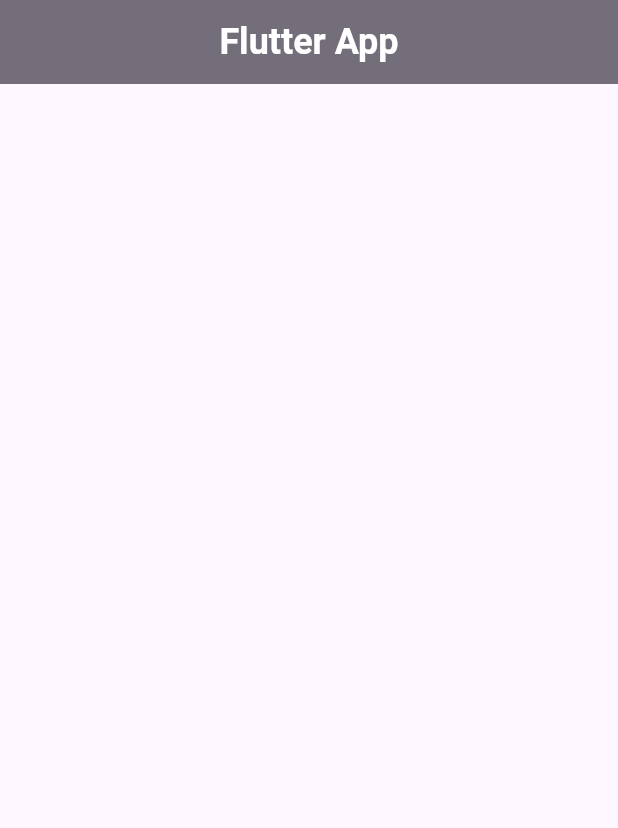
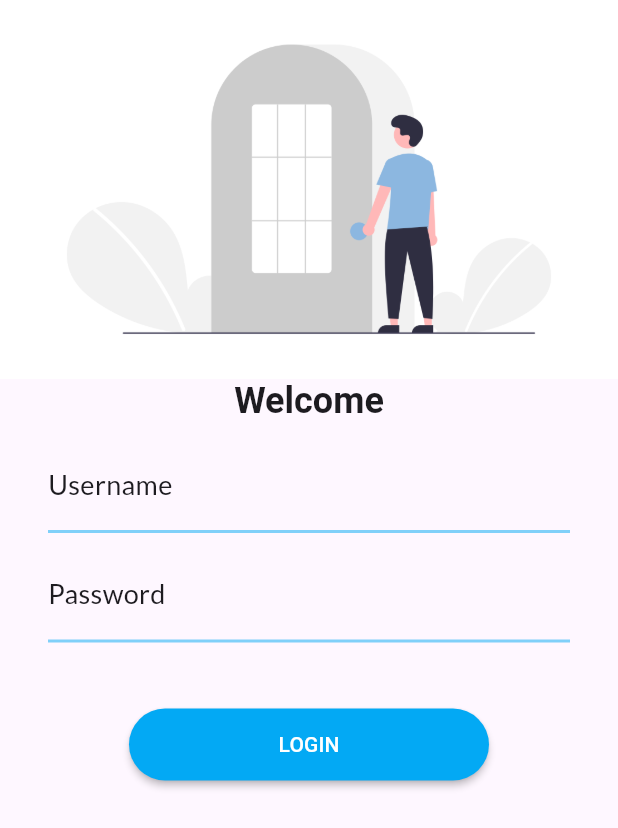
Before and after one commit to yadav-deepakk/FlutterDemoApp, a Flutter app: the screen it shows after launch, on a phone screen of 412 x 824 dp. Shown: the top 828 px of the screen. Run offline on Flutter 3.47's test engine with Material 3 defaults, Android fonts, the phone set to English and light mode, and no system bars; our stand-ins replace google_fonts.

Commit message:
Login: Images, Google Fonts, Themes

```diff
--- a/lib/main.dart
+++ b/lib/main.dart
@@ -1,32 +1,49 @@
 import 'package:flutter/material.dart';
-import 'package:flutter_app1/home.dart';
+import 'package:flutter_app1/pages/home.dart';
+import 'package:flutter_app1/pages/login.dart';
+import 'package:google_fonts/google_fonts.dart';
 
-void main() => runApp(const MyDemoApp());
+void main() => runApp(const MyApp());
 
-class MyDemoApp extends StatelessWidget {
-  const MyDemoApp({super.key});
+class MyApp extends StatelessWidget {
+  const MyApp({super.key});
 
   @override
   Widget build(BuildContext context) {
     return MaterialApp(
-      debugShowCheckedModeBanner: false,
+      title: 'Flutter Demo App',
       theme: ThemeData(
-        appBarTheme: const AppBarTheme(
-          foregroundColor: Colors.white70,
-          backgroundColor: Colors.black54,
+        primaryColor: Colors.lightBlue,
+        appBarTheme: AppBarTheme(
+          backgroundColor: Theme.of(context).primaryColor,
+          centerTitle: true,
+          titleSpacing: 2.0,
           elevation: 4.0,
-          titleSpacing: 1.0,
-          centerTitle: true,
-          titleTextStyle: TextStyle(
+          shadowColor: Colors.blueGrey,
+        ),
+        textTheme: TextTheme(
+          titleLarge: GoogleFonts.roboto(
+            fontSize: 28,
+            fontWeight: FontWeight.w600,
+            fontStyle: FontStyle.italic,
+          ),
+          headlineLarge: GoogleFonts.roboto(
             fontSize: 24.0,
-            fontWeight: FontWeight.w700,
+            fontWeight: FontWeight.bold,
           ),
+          bodyLarge: GoogleFonts.roboto(
+            fontSize: 20.0,
+            fontWeight: FontWeight.bold,
+          ),
+          bodyMedium: GoogleFonts.lato(fontSize: 18.0),
+          bodySmall: GoogleFonts.lato(fontSize: 16.0),
         ),
       ),
-      initialRoute: "/",
+      initialRoute: "/login",
       routes: {
         "/": (context) => const HomeScreen(),
         "/home": (context) => const HomeScreen(),
+        "/login": (context) => LoginScreen(),
       },
     );
   }
--- a/lib/home.dart
+++ b/lib/pages/home.dart
@@ -12,7 +12,7 @@ class HomeScreenState extends State<HomeScreen> {
   Widget build(BuildContext context) {
     return Scaffold(
       appBar: AppBar(
-        title: const Text("Flutter App"),
+        title: const Text("Flutter Demo"),
       ),
       body: const Center(),
     );
--- /dev/null
+++ b/lib/pages/login.dart
@@ -0,0 +1,113 @@
+import 'dart:developer' as developer;
+import 'package:flutter/material.dart';
+
+class LoginScreen extends StatelessWidget {
+  LoginScreen({super.key});
+  final TextEditingController _userNameController = TextEditingController();
+  final TextEditingController _passController = TextEditingController();
+
+  @override
+  Widget build(BuildContext context) {
+    return Material(
+      child: Column(
+        children: <Widget>[
+          // img
+          Image.asset(
+            "lib/assets/images/login.png",
+            fit: BoxFit.cover,
+          ),
+
+          // greet user
+          Text("Welcome", style: Theme.of(context).textTheme.headlineLarge),
+
+          // Form will go here in Center Widget.
+          Padding(
+            padding:
+                const EdgeInsets.symmetric(vertical: 8.0, horizontal: 32.0),
+            child: Column(
+              children: [
+                // user id
+                TextFormField(
+                  autocorrect: false,
+                  controller: _userNameController,
+                  obscureText: false,
+                  cursorColor: Theme.of(context).primaryColor,
+                  decoration: InputDecoration(
+                    label: Text(
+                      "Username",
+                      style: Theme.of(context).textTheme.bodyMedium,
+                    ),
+                    hintText: "Enter your User name",
+                    focusedBorder: UnderlineInputBorder(
+                      borderSide: BorderSide(
+                        color: Theme.of(context).primaryColor,
+                        width: 2.0,
+                      ),
+                    ),
+                    enabledBorder: UnderlineInputBorder(
+                      borderSide: BorderSide(
+                        color: Theme.of(context).primaryColor.withOpacity(0.5),
+                        width: 2.0,
+                      ),
+                    ),
+                  ),
+                ),
+
+                const SizedBox(height: 8.0),
+
+                // password
+                TextFormField(
+                  autocorrect: false,
+                  controller: _passController,
+                  obscureText: true,
+                  cursorColor: Theme.of(context).primaryColor,
+                  decoration: InputDecoration(
+                    label: Text(
+                      "Password",
+                      style: Theme.of(context).textTheme.bodyMedium,
+                    ),
+                    hintText: "Enter your password",
+                    focusedBorder: UnderlineInputBorder(
+                      borderSide: BorderSide(
+                        color: Theme.of(context).primaryColor,
+                        width: 2.0,
+                      ),
+                    ),
+                    enabledBorder: UnderlineInputBorder(
+                      borderSide: BorderSide(
+                        color: Theme.of(context).primaryColor.withOpacity(0.5),
+                        width: 2.0,
+                      ),
+                    ),
+                  ),
+                ),
+
+                const SizedBox(height: 8.0),
+
+                // Login Button
+                Padding(
+                  padding: const EdgeInsets.symmetric(vertical: 36.0),
+                  child: SizedBox(
+                    width: 240.0,
+                    height: 48.0,
+                    child: ElevatedButton(
+                      onPressed: () {
+                        developer.log("You clicked Login Button");
+                      },
+                      style: TextButton.styleFrom(
+                        backgroundColor: Theme.of(context).primaryColor,
+                        foregroundColor: Colors.white,
+                        elevation: 2.0,
+                      ),
+                      child: const Text("LOGIN"),
+                    ),
+                  ),
+                ),
+              ],
+            ),
+          ),
+        ],
+      ),
+    );
+  }
+}
```
Also changed, not shown: pubspec.yaml (+11 -8 lines), lib/assets/images/login.png (added), pubspec.lock, 7 other files.
